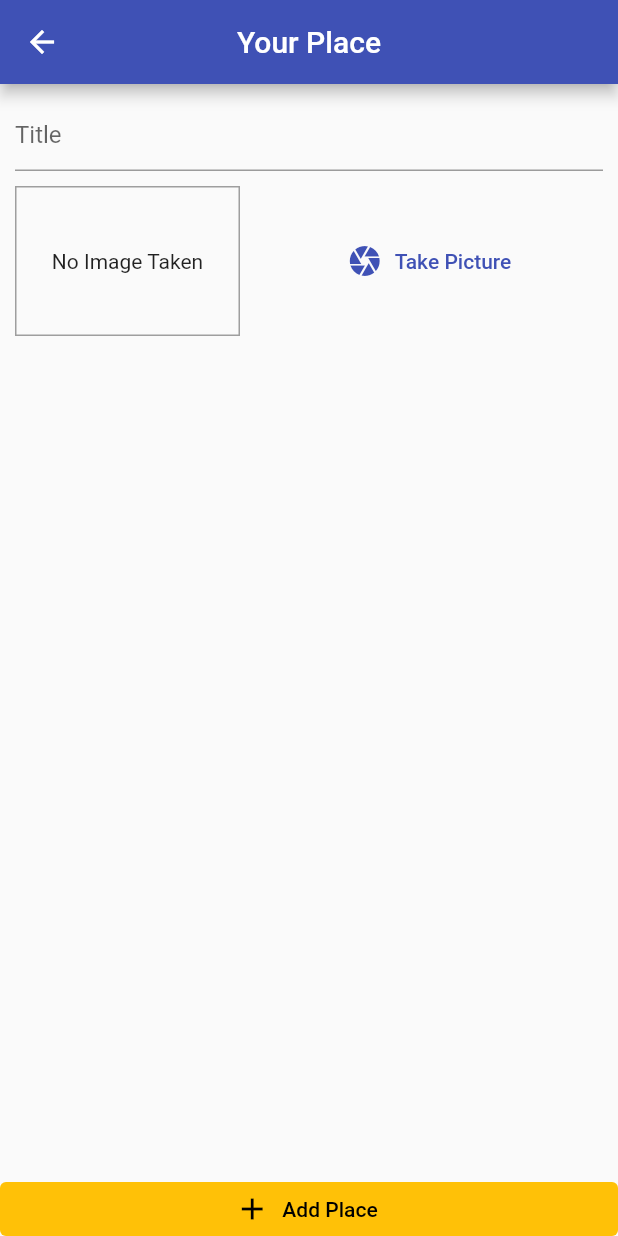
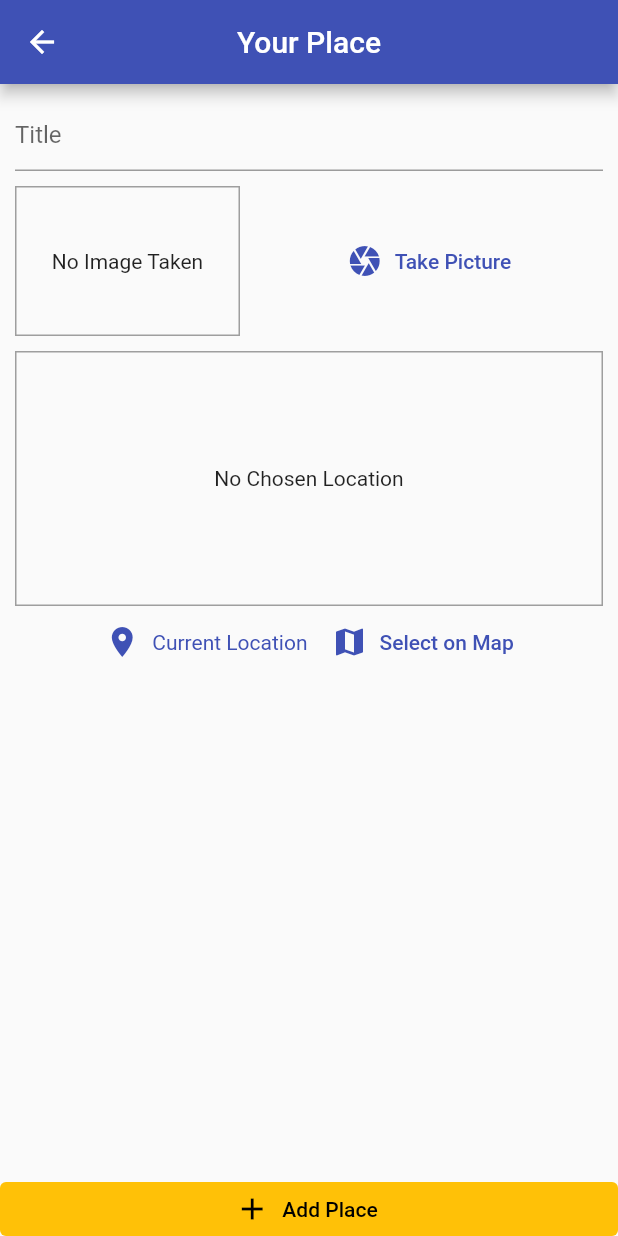
Before and after one commit to Sayed31/Great-Places, a Flutter app: the AddPlaceScreen screen opened by its route, on a phone screen of 412 x 824 dp. Run offline on Flutter 3.47's test engine with Material 2 defaults, Android fonts, the phone set to English and light mode, and no system bars; our stand-ins replace image_picker, location, sqflite; accounts and stored records are empty.

Commit message:
Adding a Location Input & The "location" Package & Fetching the User Coordinates

```diff
--- a/lib/screens/add_place_screen.dart
+++ b/lib/screens/add_place_screen.dart
@@ -4,6 +4,8 @@ import 'package:great_places/widgets/image_input.dart';
 import 'dart:io';
 
 import 'package:provider/provider.dart';
+
+import '../widgets/location_input.dart';
 
 class AddPlaceScreen extends StatefulWidget {
   const AddPlaceScreen({Key? key}) : super(key: key);
@@ -56,6 +58,10 @@ class _AddPlaceScreenState extends State<AddPlaceScreen> {
                       height: 10,
                     ),
                     imageInput(_savedImage),
+                    SizedBox(
+                      height: 10,
+                    ),
+                    LocationInput(),
                   ],
                 ),
               ),
--- /dev/null
+++ b/lib/widgets/location_input.dart
@@ -0,0 +1,83 @@
+import 'package:flutter/material.dart';
+import 'package:location/location.dart';
+
+class LocationInput extends StatefulWidget {
+  const LocationInput({Key? key}) : super(key: key);
+
+  @override
+  State<LocationInput> createState() => _LocationInputState();
+}
+
+class _LocationInputState extends State<LocationInput> {
+  String? _previewImageUrl;
+
+  Future<void> _getCurrentLocation() async {
+    final locData = await Location().getLocation();
+    print('ord1  : ${locData.latitude}');
+    print('ord2  : ${locData.longitude}');
+  }
+
+  @override
+  Widget build(BuildContext context) {
+    return Column(
+      children: [
+        Container(
+          height: 170,
+          width: double.infinity,
+          alignment: Alignment.center,
+          decoration: BoxDecoration(
+              border: Border.all(
+            width: 1,
+            color: Colors.grey,
+          )),
+          child: _previewImageUrl == null
+              ? Text(
+                  'No Chosen Location',
+                  textAlign: TextAlign.center,
+                )
+              : Image.network(
+                  _previewImageUrl!,
+                  fit: BoxFit.cover,
+                  width: double.infinity,
+                ),
+        ),
+        Row(
+          mainAxisAlignment: MainAxisAlignment.center,
+          children: [
+            TextButton.icon(
+              onPressed: _getCurrentLocation,
+              label: Text(
+                'Current Location',
+                style: TextStyle(
+                  color: Theme.of(context).primaryColor,
+                ),
+              ),
+              icon: Icon(
+                Icons.location_on,
+                color: Theme.of(context).primaryColor,
+              ),
+              style: TextButton.styleFrom(
+                textStyle: TextStyle(
+                  color: Theme.of(context).primaryColor,
+                ),
+              ),
+            ),
+            TextButton.icon(
+              onPressed: () {},
+              label: Text(
+                'Select on Map',
+                style: TextStyle(
+                  color: Theme.of(context).primaryColor,
+                ),
+              ),
+              icon: Icon(
+                Icons.map,
+                color: Theme.of(context).primaryColor,
+              ),
+            ),
+          ],
+        )
+      ],
+    );
+  }
+}
--- a/pubspec.yaml
+++ b/pubspec.yaml
@@ -39,6 +39,7 @@ dependencies:
   path_provider: ^2.0.11
   path: ^1.8.1
   sqflite: ^2.0.3
+  location: ^4.2.0
 
 dev_dependencies:
   flutter_test:
```
Also changed, not shown: pubspec.lock.
